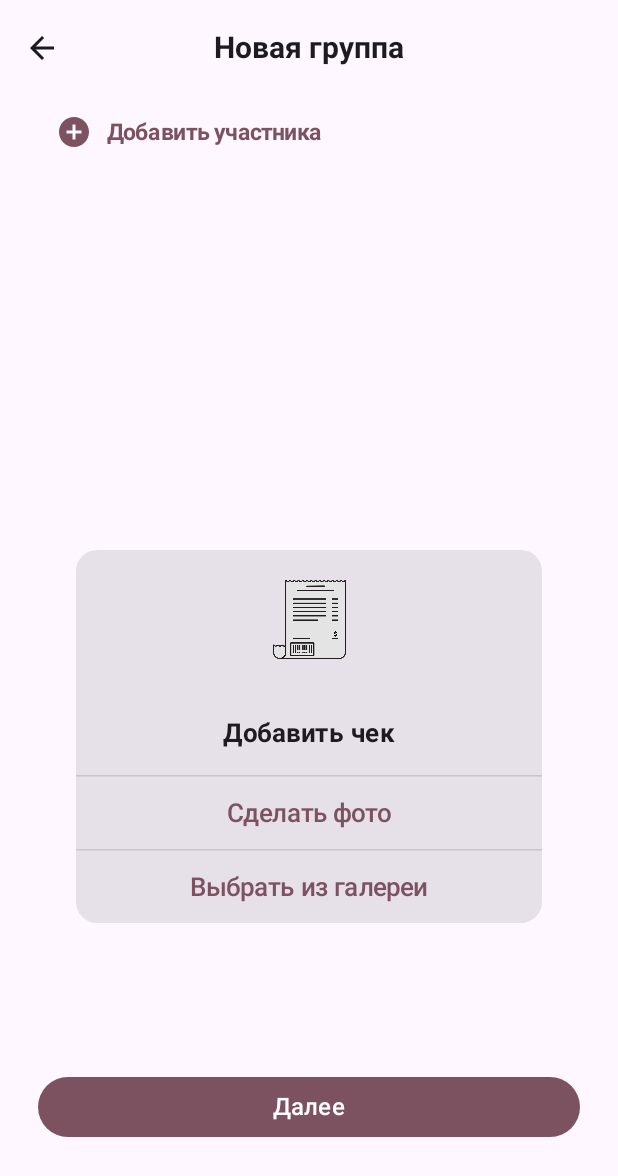
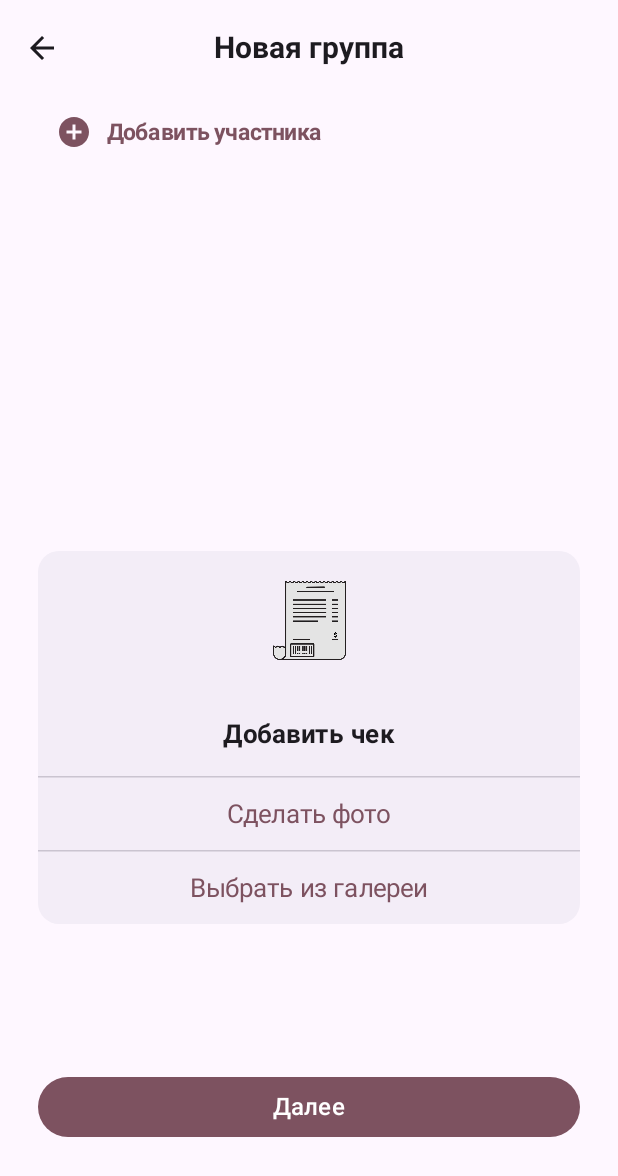
Before and after one commit to ProNUMBER-ORG/app, an Android app built with Jetpack Compose: the @Preview function AddGroupScreenPreview, on a phone screen of 412 x 824 dp. Shown: the top 1176 px of the screen. Run offline under Robolectric (Android 15) with nearby library versions, the light colour scheme and no system bars.

Commit message:
fix: ограничение размера ParticipantChipsGrid, изменен цвет контейнера и fontWeight текста.

```diff
--- a/app/src/main/java/pro/number/app/presentation/ui/screens/addgroup/AddGroupScreen.kt
+++ b/app/src/main/java/pro/number/app/presentation/ui/screens/addgroup/AddGroupScreen.kt
@@ -3,10 +3,10 @@ package pro.number.app.presentation.ui.screens.addgroup
 import androidx.compose.foundation.BorderStroke
 import androidx.compose.foundation.Image
 import androidx.compose.foundation.gestures.detectTapGestures
-import androidx.compose.foundation.layout.Arrangement
+import androidx.compose.foundation.layout.Box
 import androidx.compose.foundation.layout.Column
 import androidx.compose.foundation.layout.Spacer
-import androidx.compose.foundation.layout.fillMaxHeight
+import androidx.compose.foundation.layout.fillMaxSize
 import androidx.compose.foundation.layout.fillMaxWidth
 import androidx.compose.foundation.layout.height
 import androidx.compose.foundation.layout.heightIn
@@ -51,12 +51,13 @@ import pro.number.app.R
 import pro.number.app.presentation.ViewModelFactory
 import pro.number.app.presentation.ui.components.Header
 import pro.number.app.presentation.ui.theme.AppTheme
+import pro.number.domain.model.Participant
 
 @Composable
 fun AddGroupScreen(
-    viewModelFactory: ViewModelFactory
+    viewModelFactory: ViewModelFactory,
+    onBackClickListener: () -> Unit
 ) {
-
     val viewModel = remember(Unit) {
         viewModelFactory.create(AddGroupViewModel::class.java)
     }
@@ -67,21 +68,19 @@ fun AddGroupScreen(
         topBar = {
             Header(
                 title = "Новая группа",
-                onBackClickListener = {
-                    TODO("Действие при нажатии на кнопку возврата")
-                }
+                onBackClickListener = onBackClickListener
             )
         }
-    ) {
+    ) { paddingValues ->
         Column(
             modifier = Modifier
-                .fillMaxHeight()
-                .padding(it)
-                .padding(horizontal = 25.dp),
-            verticalArrangement = Arrangement.SpaceBetween,
+                .fillMaxSize()
+                .padding(paddingValues)
+                .padding(horizontal = 25.dp)
         ) {
             TextButton(
-                onClick = { TODO("Клик на кнопку для добавления участников") }) {
+                onClick = { TODO("Клик на кнопку для добавления участников") }
+            ) {
                 Icon(
                     imageVector = Icons.Filled.AddCircle,
                     contentDescription = null,
@@ -95,22 +94,34 @@ fun AddGroupScreen(
                     color = MaterialTheme.colorScheme.tertiary
                 )
             }
-            LazyVerticalGrid(columns = GridCells.Fixed(3)) {
-                items(participants.value, key = { it.id }) {
-                    ParticipantChip(name = it.name) { TODO("Долгий клик на участника группы") }
+
+            Spacer(modifier = Modifier.height(8.dp))
+
+            Box(
+                modifier = Modifier
+                    .weight(1f)
+            ) {
+                ParticipantChipsGrid(
+                    modifier = Modifier.fillMaxSize(),
+                    participants = participants.value,
+                    onLongClick = { TODO("Долгий клик на участника группы") }
+                )
             }
-            }
-            Spacer(modifier = Modifier.height(10.dp))
+
+            Box(
+                modifier = Modifier
+                    .weight(1.5f)
+                    .fillMaxWidth(),
+                contentAlignment = Alignment.TopCenter
+            ) {
                 Surface(
                     modifier = Modifier
                         .fillMaxWidth()
-                    .padding(25.dp),
-                color = MaterialTheme.colorScheme.surfaceContainerHighest,
-                shape = ShapeDefaults.Medium.copy(all = CornerSize(14.dp))
+                        .padding(vertical = 10.dp),
+                    color = MaterialTheme.colorScheme.surfaceContainer,
+                    shape = ShapeDefaults.Medium.copy(all = CornerSize(14.dp)),
                 ) {
-                Column(
-                    horizontalAlignment = Alignment.CenterHorizontally
-                ) {
+                    Column(horizontalAlignment = Alignment.CenterHorizontally) {
                         Image(
                             modifier = Modifier.heightIn(max = 100.dp),
                             painter = painterResource(id = R.drawable.receipt),
@@ -125,24 +136,29 @@ fun AddGroupScreen(
                         HorizontalDivider(modifier = Modifier.padding(top = 16.dp))
                         TextButton(onClick = { TODO("Клик на кнопку сделать фото") }) {
                             Text(
-                            text = "Сделать фото", fontSize = 17.sp,
-                            fontWeight = FontWeight.Medium,
+                                text = "Сделать фото",
+                                fontSize = 17.sp,
+                                fontWeight = FontWeight.Normal,
                                 color = MaterialTheme.colorScheme.tertiary
                             )
                         }
                         HorizontalDivider()
                         TextButton(onClick = { TODO("Клик на кнопку выбрать из галереи") }) {
                             Text(
-                            text = "Выбрать из галереи", fontSize = 17.sp,
-                            fontWeight = FontWeight.Medium,
+                                text = "Выбрать из галереи",
+                                fontSize = 17.sp,
+                                fontWeight = FontWeight.Normal,
                                 color = MaterialTheme.colorScheme.tertiary
                             )
                         }
                     }
                 }
+            }
+
             Button(
                 onClick = { TODO("Кнопка далее") },
-                modifier = Modifier.fillMaxWidth()
+                modifier = Modifier
+                    .fillMaxWidth()
                     .padding(bottom = 62.dp),
                 colors = ButtonDefaults.buttonColors()
                     .copy(containerColor = MaterialTheme.colorScheme.tertiary)
@@ -191,7 +207,7 @@ fun GroupSearchBar(
 @Composable
 private fun AddGroupScreenPreview() {
     AppTheme {
-        AddGroupScreen(ViewModelFactory.createForPreview(AddGroupViewModel()))
+        AddGroupScreen(ViewModelFactory.createForPreview(AddGroupViewModel())) { }
     }
 }
 
@@ -226,12 +242,30 @@ fun ParticipantChip(
 
 @Preview
 @Composable
-private fun ParticipantChipPreview() {
+private fun ParticipantChipsGridPreview() {
     AppTheme {
-        LazyVerticalGrid(GridCells.Fixed(3)) {
-            items(10) {
-                ParticipantChip(name = "Петров В.") { }
+        val mockParticipants = List(10) {
+            Participant(it, name = "Петров. В")
+        }
+        ParticipantChipsGrid(
+            participants = mockParticipants,
+            onLongClick = { }
+        )
+    }
+}
+
+@Composable
+fun ParticipantChipsGrid(
+    modifier: Modifier = Modifier,
+    participants: List<Participant>,
+    onLongClick: (Participant) -> Unit
+) {
+    LazyVerticalGrid(modifier = modifier, columns = GridCells.Fixed(3)) {
+        items(participants, key = { it.id }) {
+            ParticipantChip(
+                name = it.name,
+                onLongClickListener = { onLongClick(it) }
+            )
         }
     }
 }
-}
```
Lines whose indentation alone changed are shown as unchanged.
